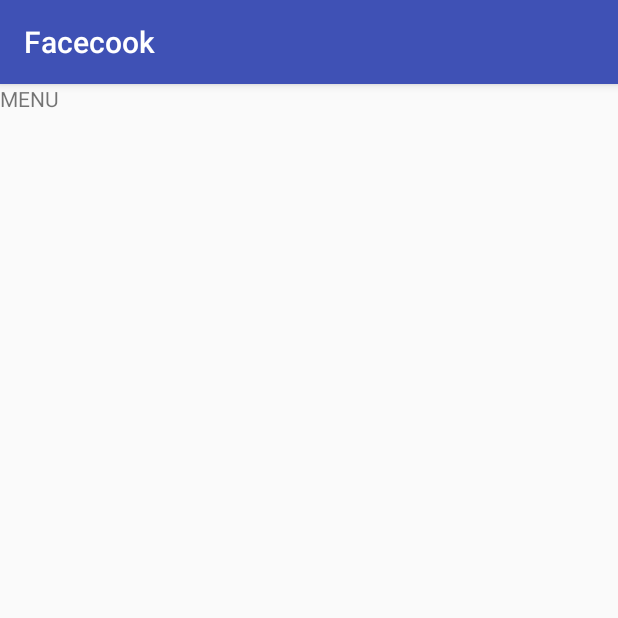
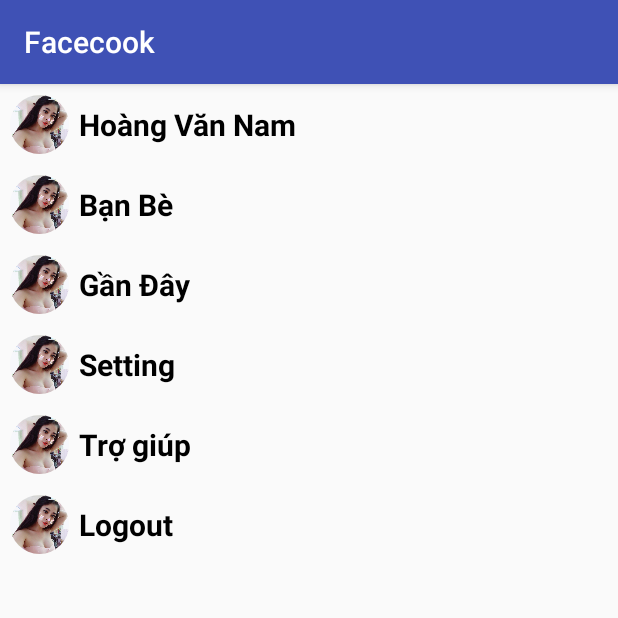
Before and after one commit to locdx3/Facecook, an Android app: the fragment FragmentMenu shown on its own in the app's theme, on a phone screen of 412 x 824 dp, the top half of it. Run offline under Robolectric (Android 15) with nearby library versions, the phone set to English and light mode, and no system bars; our stand-ins replace CircleImageView, sdp/ssp sizes; pictures from the network do not load.

Commit message:
- Add menu list

```diff
--- /dev/null
+++ b/app/src/main/java/vn/com/codedao/facecook/model/menu/MMenu.java
@@ -0,0 +1,27 @@
+package vn.com.codedao.facecook.model.menu;
+
+public class MMenu {
+    private String mUrlAvatar;
+
+    public MMenu(String mName) {
+        this.mName = mName;
+    }
+
+    private String mName;
+
+    public String getmUrlAvatar() {
+        return mUrlAvatar;
+    }
+
+    public void setmUrlAvatar(String mUrlAvatar) {
+        this.mUrlAvatar = mUrlAvatar;
+    }
+
+    public String getmName() {
+        return mName;
+    }
+
+    public void setmName(String mName) {
+        this.mName = mName;
+    }
+}
--- /dev/null
+++ b/app/src/main/java/vn/com/codedao/facecook/presenter/menu/IPresenterLogicHandleMenu.java
@@ -0,0 +1,5 @@
+package vn.com.codedao.facecook.presenter.menu;
+
+public interface IPresenterLogicHandleMenu {
+    void getListMenu();
+}
--- /dev/null
+++ b/app/src/main/java/vn/com/codedao/facecook/presenter/menu/PresenterLogicHandleMenu.java
@@ -0,0 +1,28 @@
+package vn.com.codedao.facecook.presenter.menu;
+
+import java.util.ArrayList;
+import java.util.List;
+
+import vn.com.codedao.facecook.model.menu.MMenu;
+import vn.com.codedao.facecook.view.menu.IFragmentMenu;
+
+public class PresenterLogicHandleMenu implements IPresenterLogicHandleMenu {
+    private IFragmentMenu mIFragmentMenu;
+
+    public PresenterLogicHandleMenu(IFragmentMenu mIFragmentMenu) {
+        this.mIFragmentMenu = mIFragmentMenu;
+    }
+
+
+    @Override
+    public void getListMenu() {
+        List<MMenu> mMenus = new ArrayList<>();
+     mMenus.add(new MMenu("Hoàng Văn Nam"));
+     mMenus.add(new MMenu("Bạn Bè"));
+     mMenus.add(new MMenu("Gần Đây"));
+     mMenus.add(new MMenu("Setting"));
+     mMenus.add(new MMenu("Trợ giúp"));
+     mMenus.add(new MMenu("Logout"));
+        mIFragmentMenu.setApdater(mMenus);
+    }
+}
--- a/app/src/main/java/vn/com/codedao/facecook/view/menu/FragmentMenu.java
+++ b/app/src/main/java/vn/com/codedao/facecook/view/menu/FragmentMenu.java
@@ -2,29 +2,86 @@ package vn.com.codedao.facecook.view.menu;
 
 
 import android.app.Fragment;
+import android.os.Build;
 import android.os.Bundle;
+import android.support.annotation.RequiresApi;
+import android.support.v7.widget.DefaultItemAnimator;
+import android.support.v7.widget.LinearLayoutManager;
+import android.support.v7.widget.RecyclerView;
 import android.view.LayoutInflater;
 import android.view.View;
 import android.view.ViewGroup;
+import android.widget.Toast;
+
+import java.util.List;
 
 import vn.com.codedao.facecook.R;
+import vn.com.codedao.facecook.model.menu.MMenu;
+import vn.com.codedao.facecook.presenter.menu.PresenterLogicHandleMenu;
+import vn.com.codedao.facecook.view.newfeed.SpacesItemDecoration;
 
 /**
  * A simple {@link Fragment} subclass.
  */
-public class FragmentMenu extends Fragment {
+public class FragmentMenu extends Fragment implements IFragmentMenu, IOnClickItemMenu {
 
 
     public FragmentMenu() {
         // Required empty public constructor
     }
 
+    private PresenterLogicHandleMenu mIPresenterLogicHandleMenu;
+    private RecyclerView rcMenu;
+    private MenuAdapter mMenuAdapter;
 
     @Override
     public View onCreateView(LayoutInflater inflater, ViewGroup container,
                              Bundle savedInstanceState) {
+        View view = inflater.inflate(R.layout.fragment_menu, container, false);
         // Inflate the layout for this fragment
-        return inflater.inflate(R.layout.fragment_menu, container, false);
+        rcMenu = view.findViewById(R.id.rcMenu);
+        mIPresenterLogicHandleMenu = new PresenterLogicHandleMenu(this);
+        mIPresenterLogicHandleMenu.getListMenu();
+        return view;
     }
 
+
+    @Override
+    public void setApdater(List<MMenu> menus) {
+        mMenuAdapter = new MenuAdapter(menus, this);
+        RecyclerView.LayoutManager mLayoutManager = new LinearLayoutManager(getActivity());
+        rcMenu.setLayoutManager(mLayoutManager);
+        rcMenu.addItemDecoration(new SpacesItemDecoration(1));
+        rcMenu.setItemAnimator(new DefaultItemAnimator());
+        rcMenu.setAdapter(mMenuAdapter);
+        mMenuAdapter.notifyDataSetChanged();
+    }
+
+    @RequiresApi(api = Build.VERSION_CODES.M)
+    @Override
+    public void onClickItemMenu(int position) {
+        //TODO ItemClick
+        switch (position) {
+            case 0:
+                Toast.makeText(getContext(), "Trang cá nhân", Toast.LENGTH_SHORT).show();
+                break;
+            case 1:
+                Toast.makeText(getContext(), "bạn bè", Toast.LENGTH_SHORT).show();
+                break;
+            case 2:
+                Toast.makeText(getContext(), "gần đây", Toast.LENGTH_SHORT).show();
+                break;
+            case 3:
+                Toast.makeText(getContext(), "setting", Toast.LENGTH_SHORT).show();
+                break;
+            case 4:
+                Toast.makeText(getContext(), "Trợ giúp", Toast.LENGTH_SHORT).show();
+                break;
+            case 5:
+                Toast.makeText(getContext(), "LogOut", Toast.LENGTH_SHORT).show();
+                break;
+            default:
+                break;
+        }
+    }
 }
--- /dev/null
+++ b/app/src/main/java/vn/com/codedao/facecook/view/menu/IFragmentMenu.java
@@ -0,0 +1,9 @@
+package vn.com.codedao.facecook.view.menu;
+
+import java.util.List;
+
+import vn.com.codedao.facecook.model.menu.MMenu;
+
+public interface IFragmentMenu {
+    void setApdater(List<MMenu> menus);
+}
--- /dev/null
+++ b/app/src/main/java/vn/com/codedao/facecook/view/menu/IOnClickItemMenu.java
@@ -0,0 +1,5 @@
+package vn.com.codedao.facecook.view.menu;
+
+public interface IOnClickItemMenu {
+    void onClickItemMenu(int position);
+}
--- /dev/null
+++ b/app/src/main/java/vn/com/codedao/facecook/view/menu/MenuAdapter.java
@@ -0,0 +1,58 @@
+package vn.com.codedao.facecook.view.menu;
+
+import android.support.v7.widget.RecyclerView;
+import android.view.LayoutInflater;
+import android.view.View;
+import android.view.ViewGroup;
+import android.widget.TextView;
+
+import java.util.List;
+
+import vn.com.codedao.facecook.R;
+import vn.com.codedao.facecook.model.menu.MMenu;
+import vn.com.codedao.facecook.view.CircleImageView;
+
+public class MenuAdapter extends RecyclerView.Adapter<MenuAdapter.MenuViewHolder> {
+    List<MMenu> mMenuList;
+    IOnClickItemMenu iOnClickItemMenu;
+
+    public MenuAdapter(List<MMenu> mMenuList, IOnClickItemMenu iOnClickItemMenu) {
+        this.mMenuList = mMenuList;
+        this.iOnClickItemMenu = iOnClickItemMenu;
+    }
+
+    @Override
+    public MenuViewHolder onCreateViewHolder(ViewGroup parent, int viewType) {
+        View view = LayoutInflater.from(parent.getContext())
+                .inflate(R.layout.item_menu, parent, false);
+        return new MenuViewHolder(view);
+    }
+
+    @Override
+    public void onBindViewHolder(MenuViewHolder holder, final int position) {
+        MMenu mMenu = mMenuList.get(position);
+        holder.txtConten.setText(mMenu.getmName());
+        holder.txtConten.setOnClickListener(new View.OnClickListener() {
+            @Override
+            public void onClick(View v) {
+                iOnClickItemMenu.onClickItemMenu(position);
+            }
+        });
+    }
+
+    @Override
+    public int getItemCount() {
+        return mMenuList == null ? 0 : mMenuList.size();
+    }
+
+    public class MenuViewHolder extends RecyclerView.ViewHolder {
+        public CircleImageView imgIcon;
+        public TextView txtConten;
+
+        public MenuViewHolder(View itemView) {
+            super(itemView);
+            imgIcon = itemView.findViewById(R.id.imgIcon);
+            txtConten = itemView.findViewById(R.id.txtItem);
+        }
+    }
+}
--- a/app/src/main/res/layout/fragment_menu.xml
+++ b/app/src/main/res/layout/fragment_menu.xml
@@ -5,9 +5,10 @@
     tools:context="vn.com.codedao.facecook.view.menu.FragmentMenu">
 
     <!-- TODO: Update blank fragment layout -->
-    <TextView
+    <android.support.v7.widget.RecyclerView
+        android:id="@+id/rcMenu"
         android:layout_width="match_parent"
-        android:layout_height="match_parent"
-        android:text="MENU" />
+        android:layout_height="match_parent" />
+
 
 </FrameLayout>
--- /dev/null
+++ b/app/src/main/res/layout/item_menu.xml
@@ -0,0 +1,23 @@
+<?xml version="1.0" encoding="utf-8"?>
+<LinearLayout xmlns:android="http://schemas.android.com/apk/res/android"
+    android:layout_width="wrap_content"
+    android:layout_margin="@dimen/_5sdp"
+    android:layout_height="wrap_content">
+
+    <vn.com.codedao.facecook.view.CircleImageView
+        android:id="@+id/imgIcon"
+        android:layout_width="@dimen/_30sdp"
+        android:layout_height="@dimen/_30sdp"
+        android:src="@drawable/girl" />
+
+    <TextView
+        android:id="@+id/txtItem"
+        android:layout_width="wrap_content"
+        android:layout_height="wrap_content"
+        android:layout_gravity="center"
+        android:textSize="20sp"
+        android:textColor="#000"
+        android:textStyle="bold"
+        android:layout_marginStart="@dimen/_5sdp"
+        android:text="Trang Cá nhân" />
+</LinearLayout>
```
